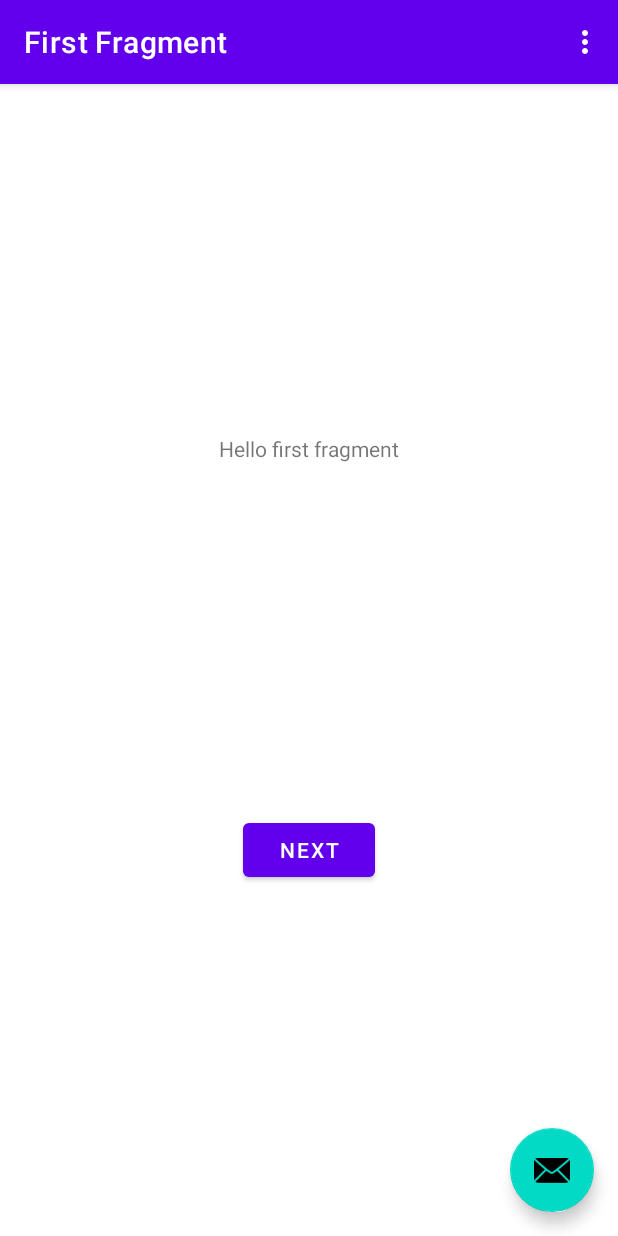
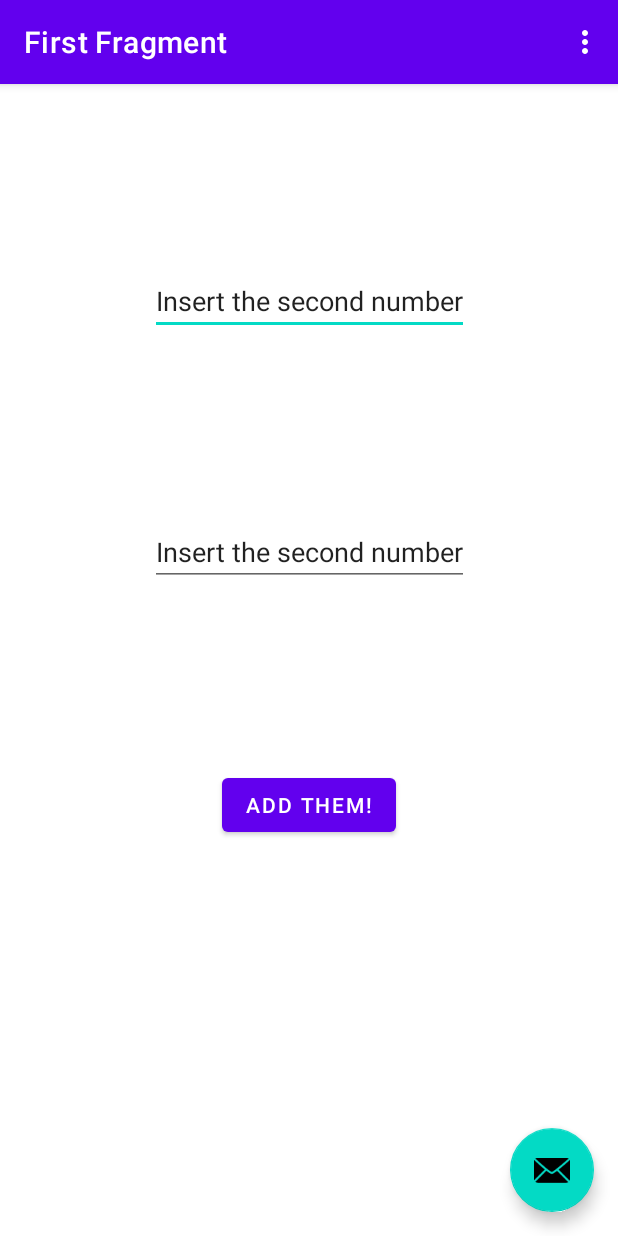
Before and after one commit to PietroCarrara/humano-computador-pratica-1, an Android app: the screen it shows after launch (MainActivity), on a phone screen of 412 x 824 dp. Run offline under Robolectric (Android 15) with nearby library versions, the phone set to English and light mode, and no system bars; our stand-ins replace navigation-ui; 1 statement that could not run was skipped.

Commit message:
Setup layout

```diff
--- a/app/src/main/res/layout/fragment_first.xml
+++ b/app/src/main/res/layout/fragment_first.xml
@@ -6,23 +6,43 @@
     android:layout_height="match_parent"
     tools:context=".FirstFragment">
 
-    <TextView
-        android:id="@+id/textview_first"
+    <EditText
+        android:id="@+id/edittext_a"
         android:layout_width="wrap_content"
         android:layout_height="wrap_content"
-        android:text="@string/hello_first_fragment"
-        app:layout_constraintBottom_toTopOf="@id/button_first"
+        android:text="@string/insert_num_b"
+        app:layout_constraintBottom_toTopOf="@id/edittext_b"
         app:layout_constraintEnd_toEndOf="parent"
         app:layout_constraintStart_toStartOf="parent"
         app:layout_constraintTop_toTopOf="parent" />
 
-    <Button
-        android:id="@+id/button_first"
+    <EditText
+        android:id="@+id/edittext_b"
         android:layout_width="wrap_content"
         android:layout_height="wrap_content"
-        android:text="@string/next"
+        android:text="@string/insert_num_b"
+        app:layout_constraintBottom_toTopOf="@id/button_calc"
+        app:layout_constraintEnd_toEndOf="parent"
+        app:layout_constraintStart_toStartOf="parent"
+        app:layout_constraintTop_toBottomOf="@id/edittext_a" />
+
+    <Button
+        android:id="@+id/button_calc"
+        android:layout_width="wrap_content"
+        android:layout_height="wrap_content"
+        android:text="@string/add"
+        app:layout_constraintBottom_toTopOf="@id/textview_result"
+        app:layout_constraintEnd_toEndOf="parent"
+        app:layout_constraintStart_toStartOf="parent"
+        app:layout_constraintTop_toBottomOf="@id/edittext_b" />
+
+    <TextView
+        android:id="@+id/textview_result"
+        android:layout_width="wrap_content"
+        android:layout_height="wrap_content"
         app:layout_constraintBottom_toBottomOf="parent"
         app:layout_constraintEnd_toEndOf="parent"
         app:layout_constraintStart_toStartOf="parent"
-        app:layout_constraintTop_toBottomOf="@id/textview_first" />
+        app:layout_constraintTop_toBottomOf="@id/button_calc"/>
+
 </androidx.constraintlayout.widget.ConstraintLayout>
--- a/app/src/main/res/values/strings.xml
+++ b/app/src/main/res/values/strings.xml
@@ -7,6 +7,10 @@
     <string name="next">Next</string>
     <string name="previous">Previous</string>
 
+    <string name="add">Add them!</string>
+    <string name="insert_num_a">Insert the first number</string>
+    <string name="insert_num_b">Insert the second number</string>
+
     <string name="hello_first_fragment">Hello first fragment</string>
     <string name="hello_second_fragment">Hello second fragment. Arg: %1$s</string>
 </resources>
```
